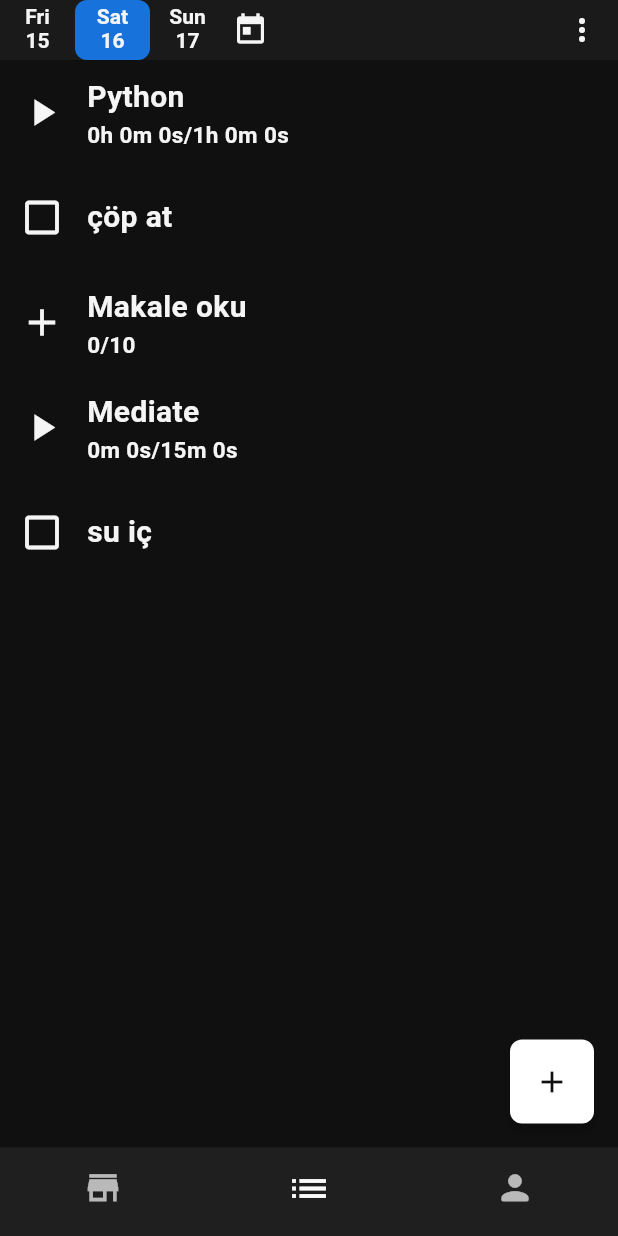
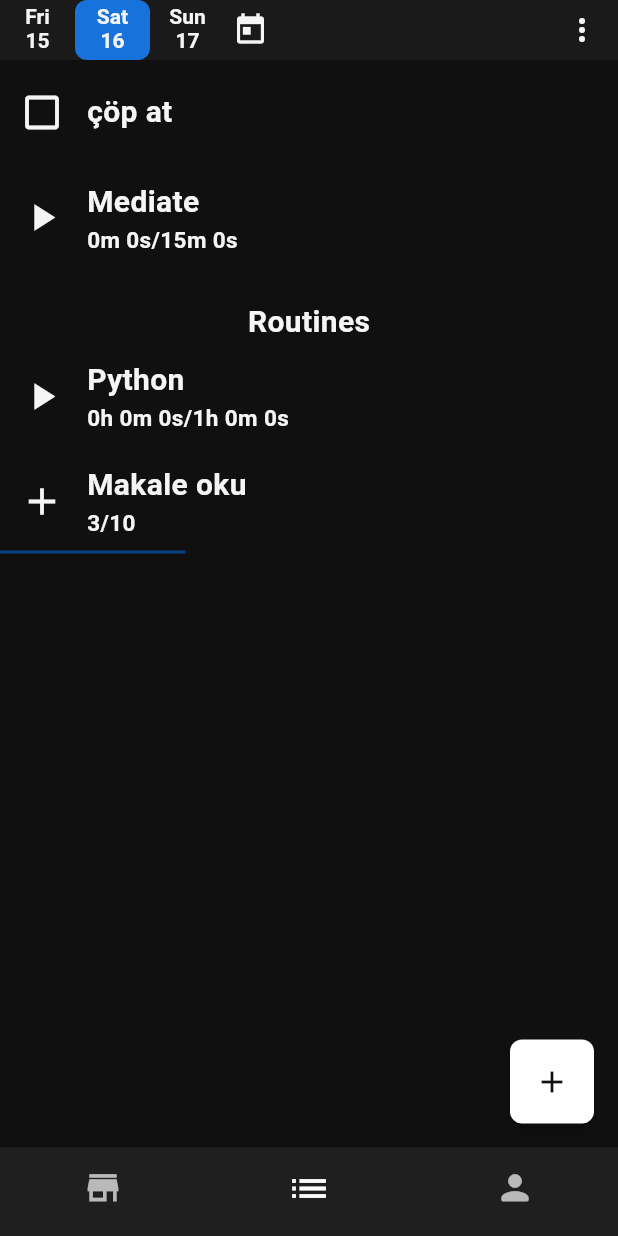
Before and after one commit to senabdulgani/gamify_todo, a Flutter app: the screen it shows after launch, on a phone screen of 412 x 824 dp. Run offline on Flutter 3.47's test engine with Material 3 defaults, Android fonts, the phone set to English and light mode, and no system bars; drawn by our look-alikes of flutter_slidable; our stand-ins replace device_info_plus, emoji_picker_flutter, firebase_core, flutter_screenutil, get, hive_flutter and 1 more; missing offline and left inert: duration_picker; accounts and stored records are empty.

Commit message:
fix & rutin and normal tasks & future rutins

```diff
--- a/lib/1 Core/helper.dart
+++ b/lib/1 Core/helper.dart
@@ -36,6 +36,8 @@ class Helper {
     Function? onMainButtonPressed,
     String? mainButtonText,
   }) {
+    Get.closeCurrentSnackbar();
+
     Get.snackbar(
       title ??
           (status == StatusEnum.WARNING
@@ -46,8 +48,8 @@ class Helper {
       message,
       snackPosition: SnackPosition.BOTTOM,
       backgroundColor: AppColors.panelBackground.withOpacity(0.9),
-      animationDuration: const Duration(milliseconds: 500),
-      duration: duration ?? const Duration(seconds: 2),
+      animationDuration: const Duration(milliseconds: 400),
+      duration: duration ?? const Duration(milliseconds: 1300),
       dismissDirection: DismissDirection.horizontal,
       icon: icon != null
           ? Icon(icon)
--- a/lib/2 General/accessible.dart
+++ b/lib/2 General/accessible.dart
@@ -15,7 +15,7 @@ List<RutinModel> rutinList = [
     startDate: DateTime.now(),
     isNotificationOn: false,
     remainingDuration: const Duration(hours: 1, minutes: 0),
-    repeatDays: [1, 5],
+    repeatDays: [1, 2, 3, 4, 5, 6],
     isCompleted: false,
     attirbuteIDList: [1, 2],
     skillIDList: [1],
@@ -31,7 +31,19 @@ List<RutinModel> rutinList = [
     targetCount: 10,
     repeatDays: [1, 5],
     isCompleted: false,
-  )
+  ),
+  RutinModel(
+    id: 2,
+    title: "Su iç",
+    type: TaskTypeEnum.CHECKBOX,
+    createdDate: DateTime.now(),
+    startDate: DateTime.now().add(const Duration(days: 2)),
+    isNotificationOn: false,
+    remainingDuration: const Duration(minutes: 15),
+    targetCount: 10,
+    repeatDays: [1, 2, 3, 4, 5, 6, 7],
+    isCompleted: false,
+  ),
 ];
 
 List<TraitModel> traitList = [
--- a/lib/3 Page/Home/Widget/task_item.dart
+++ b/lib/3 Page/Home/Widget/task_item.dart
@@ -1,6 +1,8 @@
 import 'package:flutter/material.dart';
 import 'package:flutter_screenutil/flutter_screenutil.dart';
+import 'package:gamify_todo/1%20Core/Enums/status_enum.dart';
 import 'package:gamify_todo/1%20Core/extensions.dart';
+import 'package:gamify_todo/1%20Core/helper.dart';
 import 'package:gamify_todo/2%20General/app_colors.dart';
 import 'package:gamify_todo/3%20Page/Home/Widget/task_slide_actions.dart';
 import 'package:gamify_todo/5%20Service/global_timer.dart';
@@ -31,8 +33,15 @@ class _TaskItemState extends State<TaskItem> {
           progress(),
           InkWell(
             onTap: () {
-              // ??? direkt containere basınca da icon butona basmış gibi mi osun emin olamadım deneyeceğim.
-              taskAction();
+              // rutin bugüne ait olmadığı için etkilşime bulunulamaz
+              if (widget.taskModel.rutinID != null && !Helper().isSameDay(widget.taskModel.taskDate, DateTime.now())) {
+                Helper().getMessage(
+                  status: StatusEnum.WARNING,
+                  message: "Rutin bugüne ait olmadığı için etkilşime bulunulamaz" "${widget.taskModel.rutinID}",
+                );
+              } else {
+                taskAction();
+              }
             },
             onLongPress: () {
               // task detaylarına git ordan da düzenlemek için ayrı gidecek
--- a/lib/3 Page/Home/Widget/task_list.dart
+++ b/lib/3 Page/Home/Widget/task_list.dart
@@ -1,7 +1,9 @@
 import 'package:flutter/material.dart';
 import 'package:gamify_todo/1%20Core/helper.dart';
+import 'package:gamify_todo/2%20General/accessible.dart';
 import 'package:gamify_todo/3%20Page/Home/Widget/task_item.dart';
 import 'package:gamify_todo/6%20Provider/task_provider.dart';
+import 'package:gamify_todo/7%20Enum/task_type_enum.dart';
 import 'package:gamify_todo/8%20Model/task_model.dart';
 import 'package:provider/provider.dart';
 
@@ -14,28 +16,115 @@ class TaskList extends StatefulWidget {
 
 class _TaskListState extends State<TaskList> {
   List<TaskModel> selectedDateTaskList = [];
+  List<TaskModel> selectedDateRutinTaskList = [];
+  List<TaskModel> selectedDateGhostRutinTaskList = [];
 
   @override
   Widget build(BuildContext context) {
     context.watch<TaskProvider>();
 
-    // !!!!!!!!!!!!! TODO:: AAAAAAAAAAAAAA bu fonskiyonun çok verimiz olduğunu düşünüyorum. daha iyi bir yol bul
+    // !!!!!!!!!!!!! TODO:: AAAAAAAAAAAAAA bu fonskiyonun ve bu sayfanın çok verimiz olduğunu düşünüyorum. daha iyi bir yol bul
     selectedDateTaskList.clear();
+    selectedDateRutinTaskList.clear();
+    selectedDateGhostRutinTaskList.clear();
+
     for (var task in context.read<TaskProvider>().taskList) {
       if (Helper().isSameDay(task.taskDate, context.read<TaskProvider>().selectedDate)) {
         if (!context.read<TaskProvider>().showCompleted && task.isCompleted) {
           continue;
         } else {
-          selectedDateTaskList.add(task);
+          if (task.rutinID == null) {
+            selectedDateTaskList.add(task);
+          } else {
+            selectedDateRutinTaskList.add(task);
+          }
         }
       }
     }
 
-    return ListView.builder(
-      itemCount: selectedDateTaskList.length,
-      itemBuilder: (context, index) {
-        return TaskItem(taskModel: selectedDateTaskList[index]);
-      },
-    );
+    if (!Helper().isBeforeDay(context.read<TaskProvider>().selectedDate, DateTime.now())) {
+      for (var rutin in rutinList) {
+        if (rutin.repeatDays.contains(context.read<TaskProvider>().selectedDate.weekday) && Helper().isBeforeDay(rutin.startDate, context.read<TaskProvider>().selectedDate)) {
+          if (!rutin.isCompleted) {
+            selectedDateGhostRutinTaskList.add(
+              TaskModel(
+                // TODO: id si benzersiz olsun
+                id: selectedDateTaskList.length + selectedDateGhostRutinTaskList.length,
+                rutinID: rutin.id,
+                title: rutin.title,
+                type: rutin.type,
+                taskDate: context.read<TaskProvider>().selectedDate,
+                time: rutin.time,
+                isNotificationOn: rutin.isNotificationOn,
+                currentDuration: rutin.type == TaskTypeEnum.TIMER ? Duration.zero : null,
+                remainingDuration: rutin.remainingDuration,
+                currentCount: rutin.type == TaskTypeEnum.COUNTER ? 0 : null,
+                targetCount: rutin.targetCount,
+                isTimerActive: rutin.type == TaskTypeEnum.TIMER ? false : null,
+                attirbuteIDList: rutin.attirbuteIDList,
+                skillIDList: rutin.skillIDList,
+                isCompleted: false,
+              ),
+            );
+          }
+        }
+      }
+    }
+
+    return selectedDateTaskList.isEmpty && selectedDateGhostRutinTaskList.isEmpty
+        ? const Center(
+            child: Text(
+              "No task for today",
+              style: TextStyle(
+                fontSize: 20,
+                fontWeight: FontWeight.bold,
+              ),
+            ),
+          )
+        : SingleChildScrollView(
+            child: Column(
+              children: [
+                // Normal tasks
+                ...List.generate(
+                  selectedDateTaskList.length,
+                  (index) => TaskItem(taskModel: selectedDateTaskList[index]),
+                ),
+
+                // Routine Tasks
+                if (selectedDateTaskList.isNotEmpty) const SizedBox(height: 20),
+                if (selectedDateRutinTaskList.isNotEmpty)
+                  const Text(
+                    "Routines",
+                    style: TextStyle(
+                      fontSize: 20,
+                      fontWeight: FontWeight.bold,
+                    ),
+                  ),
+                ...List.generate(
+                  selectedDateRutinTaskList.length,
+                  (index) => TaskItem(
+                    taskModel: selectedDateRutinTaskList[index],
+                  ),
+                ),
+
+                // future routines ghosts
+                if (selectedDateTaskList.isEmpty) const SizedBox(height: 20),
+                if (selectedDateGhostRutinTaskList.isNotEmpty)
+                  const Text(
+                    "Future Routines",
+                    style: TextStyle(
+                      fontSize: 20,
+                      fontWeight: FontWeight.bold,
+                    ),
+                  ),
+                ...List.generate(
+                  selectedDateGhostRutinTaskList.length,
+                  (index) => TaskItem(
+                    taskModel: selectedDateGhostRutinTaskList[index],
+                  ),
+                ),
+              ],
+            ),
+          );
   }
 }
--- a/lib/6 Provider/task_provider.dart
+++ b/lib/6 Provider/task_provider.dart
@@ -42,7 +42,7 @@ class TaskProvider with ChangeNotifier {
       type: TaskTypeEnum.COUNTER,
       taskDate: DateTime.now(),
       isNotificationOn: false,
-      currentCount: 0,
+      currentCount: 3,
       targetCount: 10,
       remainingDuration: const Duration(minutes: 15),
       isCompleted: false,
@@ -62,9 +62,31 @@ class TaskProvider with ChangeNotifier {
     ),
     TaskModel(
       id: 4,
-      title: "su iç",
+      title: "Koşuya çık",
       type: TaskTypeEnum.CHECKBOX,
-      taskDate: DateTime(2024, 11, 16),
+      taskDate: DateTime.now().add(const Duration(days: 2)),
+      isNotificationOn: false,
+      isCompleted: false,
+      isTimerActive: false,
+    ),
+    TaskModel(
+      id: 4,
+      title: "Kelime Ezberle",
+      type: TaskTypeEnum.COUNTER,
+      targetCount: 20,
+      currentCount: 0,
+      taskDate: DateTime.now().add(const Duration(days: 2)),
+      isNotificationOn: false,
+      isCompleted: false,
+      isTimerActive: false,
+    ),
+    TaskModel(
+      id: 4,
+      title: "Kelime Ezberle",
+      type: TaskTypeEnum.COUNTER,
+      targetCount: 20,
+      currentCount: 0,
+      taskDate: DateTime.now().add(const Duration(days: 3)),
       isNotificationOn: false,
       isCompleted: false,
       isTimerActive: false,
```
